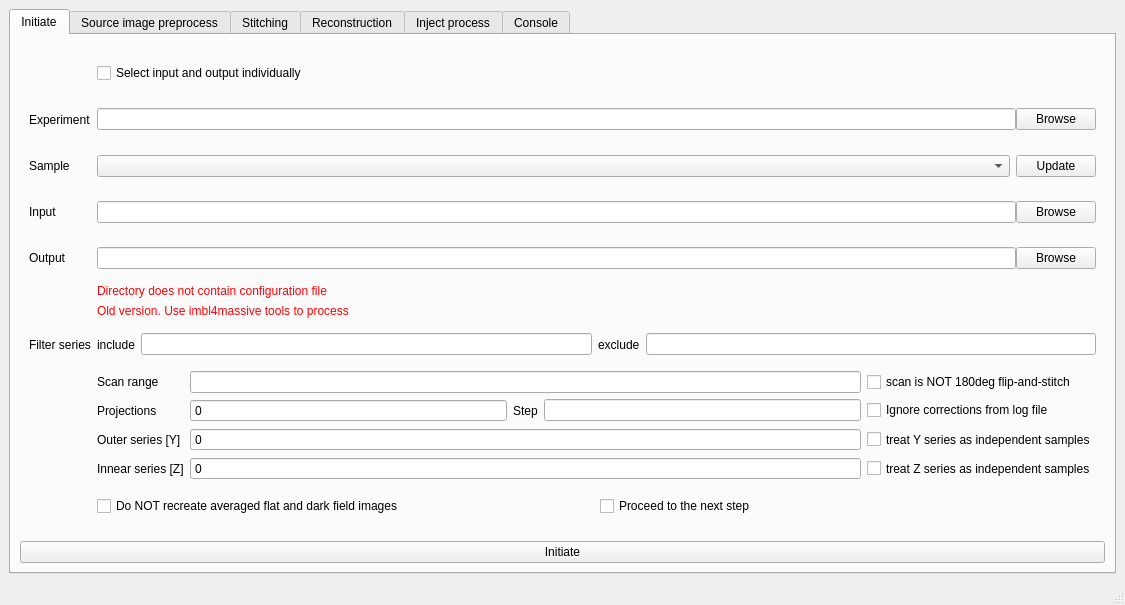
First picture: the form in share/imblproc/imbl-ui.ui, repository AustralianSynchrotron/imblproc, before the edit.
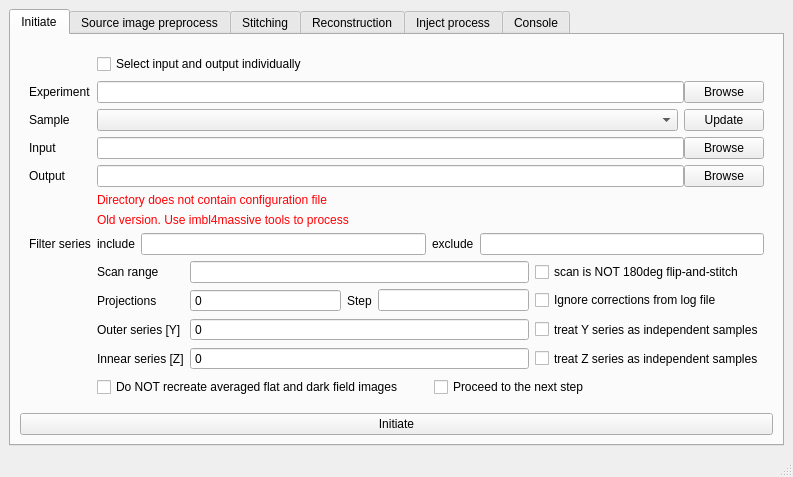
Second picture: the form after the edit. Icons and pictures are not drawn.

The edit to the form file:
```diff
--- a/share/imblproc/imbl-ui.ui
+++ b/share/imblproc/imbl-ui.ui
@@ -2,14 +2,6 @@
 <ui version="4.0">
  <class>MainWindow</class>
  <widget class="QMainWindow" name="MainWindow">
-  <property name="geometry">
-   <rect>
-    <x>0</x>
-    <y>0</y>
-    <width>1125</width>
-    <height>605</height>
-   </rect>
-  </property>
   <property name="windowTitle">
    <string>imbl pre-proccessing</string>
   </property>
```
